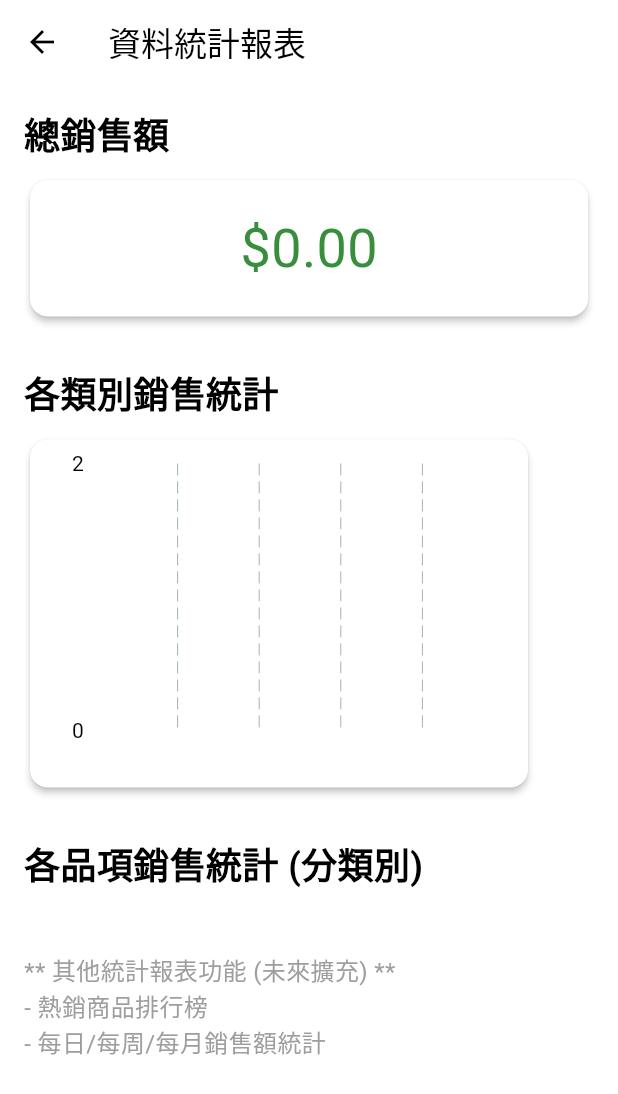
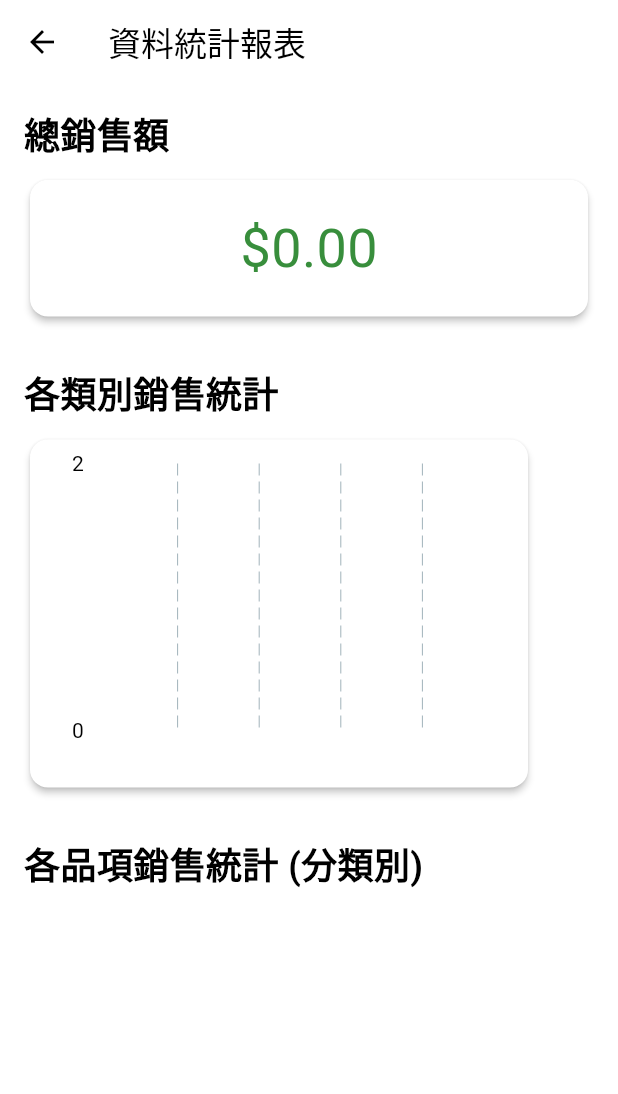
Before and after one commit to Timothy0508/school_fair_kiosk, a Flutter app: the ReportScreen screen opened directly, on a phone screen of 412 x 824 dp. Shown: the top 1094 px of the screen. Run offline on Flutter 3.47's test engine with Material 3 defaults, Android fonts, the phone set to English and light mode, and no system bars; our stand-ins replace shared_preferences; accounts and stored records are empty.

Commit message:
refactor: remove blueAccent color and future extension text from report screen

```diff
--- a/lib/screens/report_screen.dart
+++ b/lib/screens/report_screen.dart
@@ -170,14 +170,6 @@ class _ReportScreenState extends State<ReportScreen> {
                       fontSize: 24, fontWeight: FontWeight.bold)), // 品項銷售統計標題
               SizedBox(height: 10),
               ..._buildProductSalesCharts(), // 顯示分類別品項銷售長條圖
-              SizedBox(height: 30),
-
-              Text('** 其他統計報表功能 (未來擴充) **',
-                  style: TextStyle(fontSize: 16, color: Colors.grey)),
-              Text('- 熱銷商品排行榜',
-                  style: TextStyle(fontSize: 16, color: Colors.grey)),
-              Text('- 每日/每周/每月銷售額統計',
-                  style: TextStyle(fontSize: 16, color: Colors.grey)),
               // ...
             ],
           ),
--- a/lib/widgets/report_charts.dart
+++ b/lib/widgets/report_charts.dart
@@ -90,7 +90,6 @@ class CategorySalesBarChart extends StatelessWidget {
           barRods: [
             BarChartRodData(
               toY: sales.toDouble(), // Y 軸高度為銷售量
-              color: Colors.blueAccent, // 長條顏色
               width: 22, // 長條寬度
             ),
           ],
@@ -280,7 +279,6 @@ class ProductSalesBarChart extends StatelessWidget {
           barRods: [
             BarChartRodData(
               toY: sales.toDouble(),
-              color: Colors.blueAccent,
               width: 16,
             ),
           ],
```
